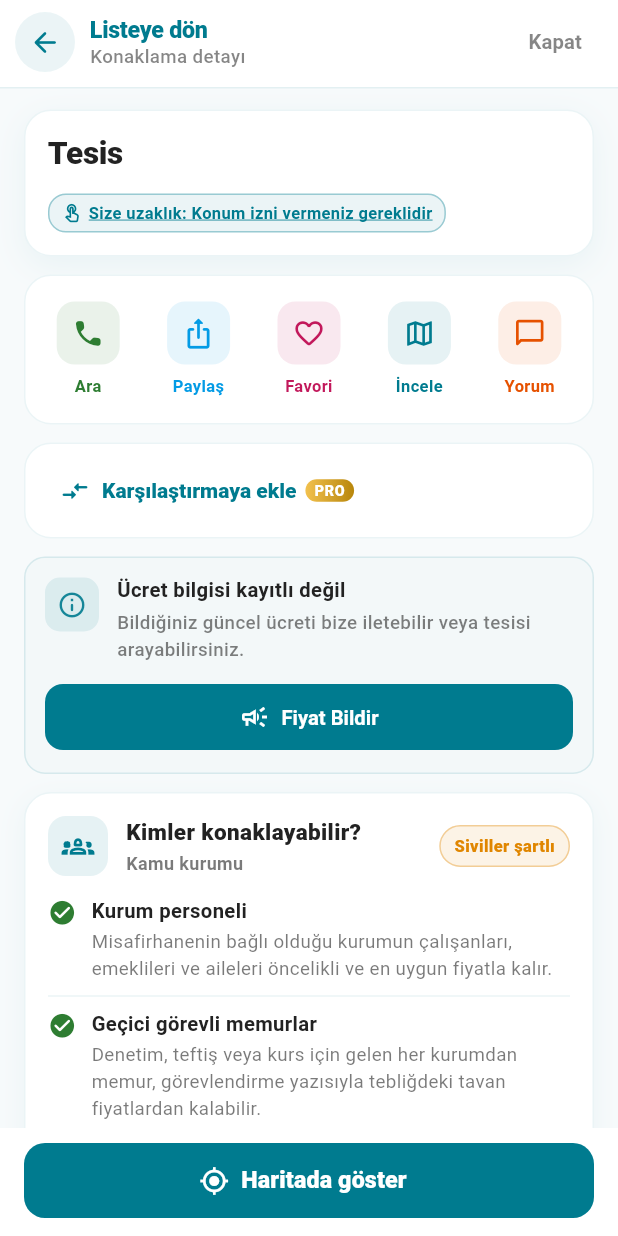
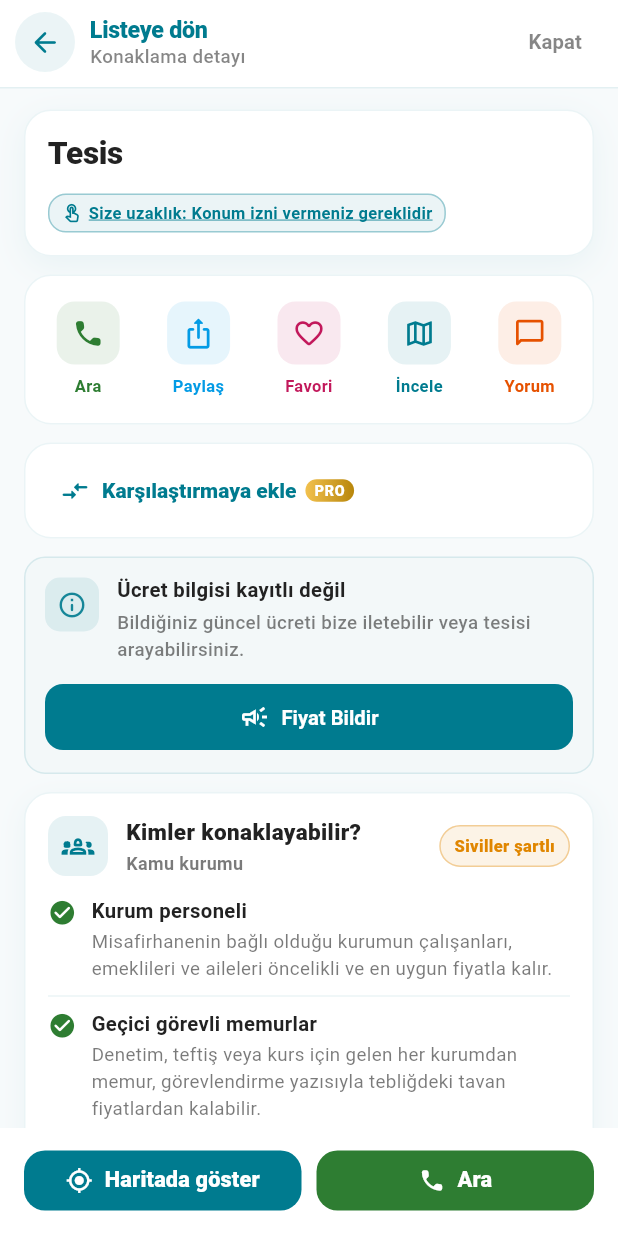
Before and after one commit to Serdarza/rotalink_flutter, a Flutter app: the FacilityDetailCard widget shown alone on an empty page, opened directly with empty values, on a phone screen of 412 x 824 dp. Run offline on Flutter 3.47's test engine with Material 3 defaults, Android fonts, the phone set to English and light mode, and no system bars; our stand-ins replace cloud_firestore, connectivity_plus, firebase_analytics, firebase_core, firebase_messaging, firebase_remote_config and 15 more; missing offline and left inert: flutter_map_marker_popup, in_app_purchase_android, workmanager; accounts and stored records are empty; network calls fail; statements that could not run were skipped.

Commit message:
feat: split facility card footer into map and call buttons
Show Haritada göster on the left and Ara on the right at the bottom of the facility detail card.

Co-authored-by: Serdarza <Serdarza@users.noreply.github.com>

```diff
--- a/lib/widgets/facility_detail_card.dart
+++ b/lib/widgets/facility_detail_card.dart
@@ -344,27 +344,61 @@ class FacilityDetailCard extends StatelessWidget {
             child: Padding(
               padding: const EdgeInsets.fromLTRB(16, 10, 16, 12),
               child: SizedBox(
-                width: double.infinity,
                 height: 50,
+                child: Row(
+                  children: [
+                    Expanded(
                       child: FilledButton.icon(
                         onPressed: onShowOnMap,
-                  icon: const Icon(Icons.my_location_outlined, size: 20),
-                  label: const Text(
+                        icon: const Icon(Icons.my_location_outlined, size: 18),
+                        label: const FittedBox(
+                          fit: BoxFit.scaleDown,
+                          child: Text(
                             'Haritada göster',
+                            maxLines: 1,
                             style: TextStyle(
                               fontWeight: FontWeight.w800,
-                      fontSize: 15.5,
+                              fontSize: 14.5,
                               letterSpacing: 0.1,
+                            ),
                           ),
                         ),
                         style: FilledButton.styleFrom(
                           backgroundColor: AppColors.primary,
                           foregroundColor: Colors.white,
                           elevation: 0,
+                          padding: const EdgeInsets.symmetric(horizontal: 10),
                           shape: RoundedRectangleBorder(
                             borderRadius: BorderRadius.circular(14),
                           ),
                         ),
+                      ),
+                    ),
+                    const SizedBox(width: 10),
+                    Expanded(
+                      child: FilledButton.icon(
+                        onPressed: onCall,
+                        icon: const Icon(Icons.call_rounded, size: 18),
+                        label: const Text(
+                          'Ara',
+                          style: TextStyle(
+                            fontWeight: FontWeight.w800,
+                            fontSize: 14.5,
+                            letterSpacing: 0.1,
+                          ),
+                        ),
+                        style: FilledButton.styleFrom(
+                          backgroundColor: const Color(0xFF2E7D32),
+                          foregroundColor: Colors.white,
+                          elevation: 0,
+                          padding: const EdgeInsets.symmetric(horizontal: 10),
+                          shape: RoundedRectangleBorder(
+                            borderRadius: BorderRadius.circular(14),
+                          ),
+                        ),
+                      ),
+                    ),
+                  ],
                 ),
               ),
             ),
```
Lines whose indentation alone changed are shown as unchanged.
